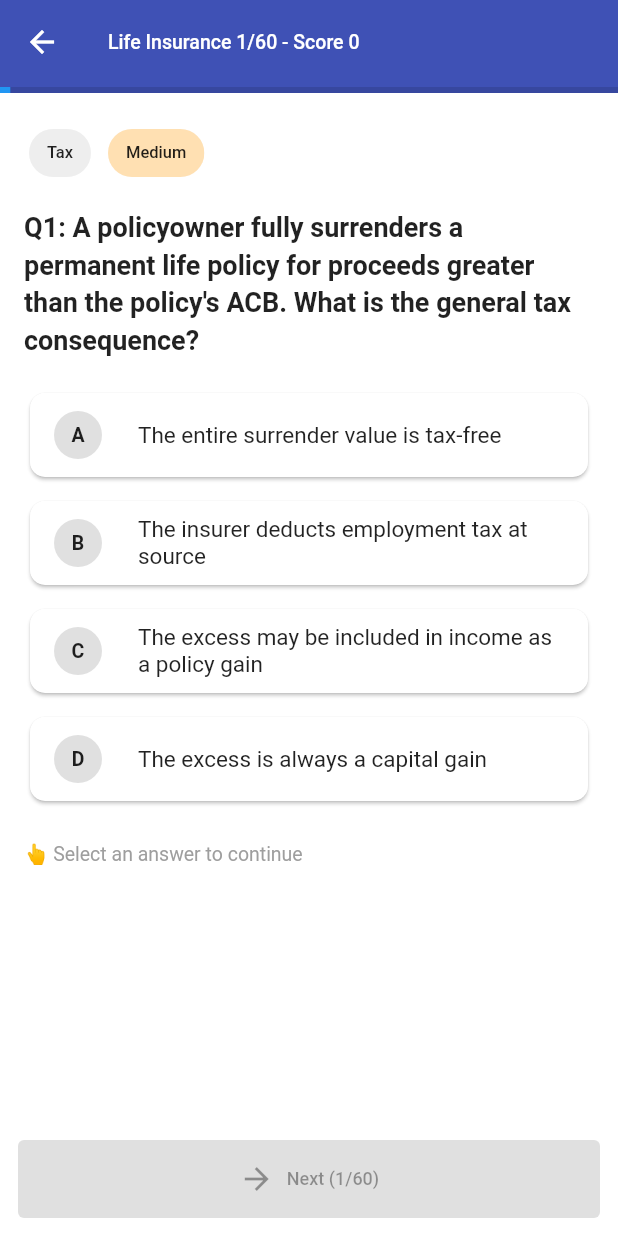
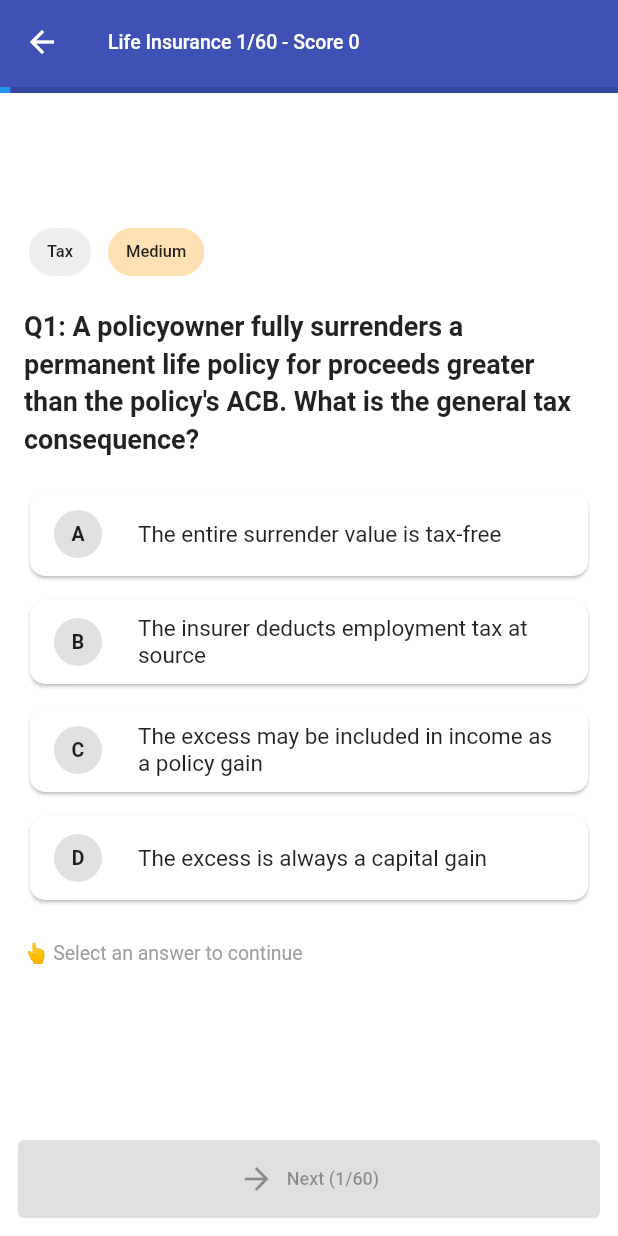
Before and after one commit to Shampat/hllqp-prep, a Flutter app: the screen it shows after launch, after a tap on "❤️", on a phone screen of 412 x 824 dp. Run offline on Flutter 3.47's test engine with Material 3 defaults, Android fonts, the phone set to English and light mode, and no system bars; our stand-ins replace google_mobile_ads, in_app_purchase, shared_preferences; network calls fail.

Commit message:
Add safe banner placement to quiz screen

```diff
--- a/lib/screens/quiz_screen.dart
+++ b/lib/screens/quiz_screen.dart
@@ -4,6 +4,7 @@ import '../models/module.dart';
 import '../providers/quiz_provider.dart';
 import '../providers/theme_provider.dart';
 import '../services/premium_service.dart';
+import '../widgets/banner_ad_widget.dart';
 import 'result_screen.dart';
 
 class QuizScreen extends StatefulWidget {
@@ -52,7 +53,15 @@ class _QuizScreenState extends State<QuizScreen> {
             title: Text('${widget.module.name} ${provider.currentIndex+1}/${provider.totalQuestions} - Score ${provider.score}', style: const TextStyle(fontSize: 13), overflow: TextOverflow.ellipsis),
             bottom: PreferredSize(preferredSize: const Size.fromHeight(6), child: LinearProgressIndicator(value: provider.progress, backgroundColor: isDark? Colors.white24 : Colors.black12)),
           ),
-          body: SingleChildScrollView(
+          body: Column(
+            children: [
+              if (widget.module.id != 'mock') ...[
+                const SizedBox(height: 8),
+                const BannerAdWidget(),
+                const SizedBox(height: 8),
+              ],
+              Expanded(
+                child: SingleChildScrollView(
                   padding: const EdgeInsets.all(16),
                   child: Column(
                     crossAxisAlignment: CrossAxisAlignment.start,
@@ -127,6 +136,9 @@ class _QuizScreenState extends State<QuizScreen> {
                     ],
                   ),
                 ),
+              ),
+            ],
+          ),
           bottomNavigationBar: SafeArea(
             child: Container(
               padding: EdgeInsets.fromLTRB(12, 8, 12, 12 + MediaQuery.of(context).padding.bottom),
```
Lines whose indentation alone changed are shown as unchanged.
